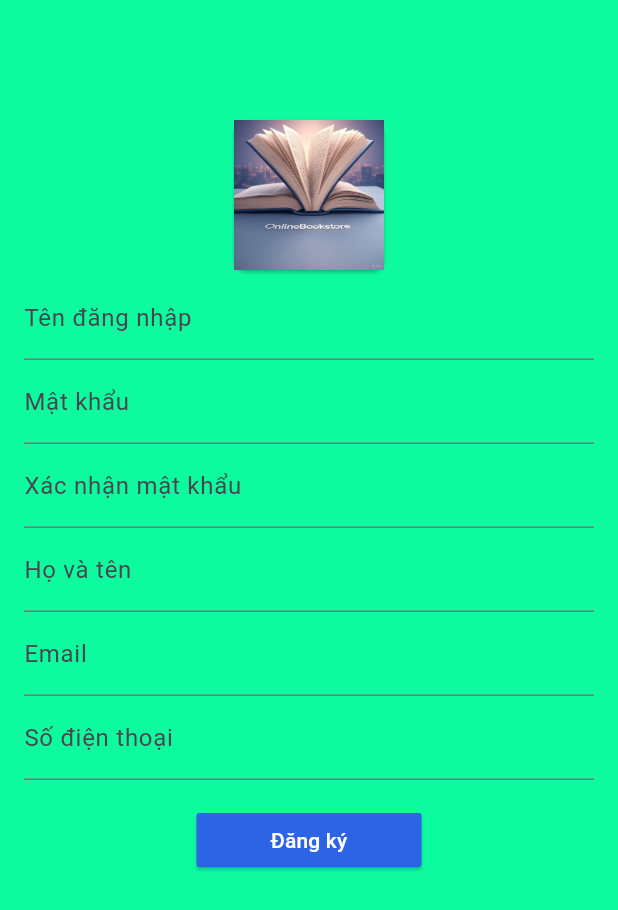
After one commit to phamdanhhuong/book_store_flutter, a Flutter app: the RegisterScreen screen opened directly, on a phone screen of 412 x 824 dp. The commit adds this screen. Shown: the top 910 px of the screen. Run offline on Flutter 3.47's test engine with Material 3 defaults, Android fonts, the phone set to English and light mode, and no system bars; our stand-ins replace shared_preferences; accounts and stored records are empty; network calls fail.

Commit message:
thêm đăng ký và kích hoạt tài khoản

```diff
--- a/lib/main.dart
+++ b/lib/main.dart
@@ -3,7 +3,6 @@ import 'package:book_store_mobile/providers/book_provider.dart';
 import 'package:book_store_mobile/providers/order_provider.dart';
 import 'package:book_store_mobile/screens/book_list_screen.dart';
 import 'package:book_store_mobile/screens/cart_screen.dart';
-import 'package:book_store_mobile/screens/filter_screen.dart';
 import 'package:book_store_mobile/screens/login_screen.dart';
 import 'package:book_store_mobile/screens/order_list_screen.dart';
 import 'package:flutter/material.dart';
--- a/lib/screens/book_detail_screen.dart
+++ b/lib/screens/book_detail_screen.dart
@@ -110,7 +110,7 @@ class _BookDetailScreenState extends State<BookDetailScreen> {
             ),
             const SizedBox(height: 20),
             Text("Mô tả:"),
-            Text(book.summary ?? "Không có mô tả"),
+            Text(book.summary),
           ],
         ),
       ),
--- /dev/null
+++ b/lib/screens/register_screen.dart
@@ -0,0 +1,134 @@
+import 'dart:convert';
+
+import 'package:book_store_mobile/config.dart';
+import 'package:book_store_mobile/screens/verify_otp_screen.dart';
+import 'package:flutter/material.dart';
+import 'package:http/http.dart' as http;
+
+class RegisterScreen extends StatefulWidget {
+  const RegisterScreen({super.key});
+
+  @override
+  _RegisterScreenState createState() => _RegisterScreenState();
+}
+
+class _RegisterScreenState extends State<RegisterScreen> {
+  final TextEditingController _username = TextEditingController();
+  final TextEditingController _password = TextEditingController();
+  final TextEditingController _confirmPassword = TextEditingController();
+  final TextEditingController _fullname = TextEditingController();
+  final TextEditingController _email = TextEditingController();
+  final TextEditingController _phone_number = TextEditingController();
+
+  final ButtonStyle buttonStyle = ElevatedButton.styleFrom(
+    foregroundColor: const Color.fromARGB(255, 255, 255, 255),
+    backgroundColor: const Color.fromARGB(246, 47, 97, 235),
+    minimumSize: Size(150, 36),
+    padding: EdgeInsets.symmetric(horizontal: 16),
+    shape: const RoundedRectangleBorder(
+      borderRadius: BorderRadius.all(Radius.circular(2)),
+    ),
+  );
+
+  void _register() async {
+    if (_password.text != _confirmPassword.text) {
+      ScaffoldMessenger.of(
+        context,
+      ).showSnackBar(const SnackBar(content: Text('Mật khẩu không khớp')));
+      return;
+    }
+
+    showDialog(
+      context: context,
+      barrierDismissible: false,
+      builder: (_) => const Center(child: CircularProgressIndicator()),
+    );
+
+    final response = await http.post(
+      Uri.parse('${AppConfig.baseUrl}/auth/register'),
+      headers: {'Content-Type': 'application/json'},
+      body: jsonEncode({
+        "username": _username.text,
+        "password": _password.text,
+        "fullname": _fullname.text,
+        "email": _email.text,
+        "phone_number": _phone_number.text,
+      }),
+    );
+
+    if (response.statusCode == 200) {
+      Navigator.push(
+        context,
+        MaterialPageRoute(builder: (context) => OtpScreen(email: _email.text)),
+      );
+    } else {
+      ScaffoldMessenger.of(context).showSnackBar(
+        SnackBar(content: Text('Đăng ký thất bại: ${response.body}')),
+      );
+    }
+  }
+
+  @override
+  Widget build(BuildContext context) {
+    return Scaffold(
+      backgroundColor: const Color.fromARGB(242, 0, 250, 154),
+      body: SingleChildScrollView(
+        child: Padding(
+          padding: const EdgeInsets.all(16.0),
+          child: Column(
+            children: [
+              const SizedBox(height: 60),
+              Center(
+                child: Card(
+                  shape: RoundedRectangleBorder(
+                    borderRadius: BorderRadius.circular(8),
+                  ),
+                  child: Image.asset(
+                    'lib/assets/images/logo.jpg',
+                    width: 100,
+                    height: 100,
+                    fit: BoxFit.cover,
+                  ),
+                ),
+              ),
+              TextField(
+                controller: _username,
+                decoration: const InputDecoration(labelText: 'Tên đăng nhập'),
+              ),
+              TextField(
+                controller: _password,
+                decoration: const InputDecoration(labelText: 'Mật khẩu'),
+                obscureText: true,
+              ),
+              TextField(
+                controller: _confirmPassword,
+                decoration: const InputDecoration(
+                  labelText: 'Xác nhận mật khẩu',
+                ),
+                obscureText: true,
+              ),
+              TextField(
+                controller: _fullname,
+                decoration: const InputDecoration(labelText: 'Họ và tên'),
+              ),
+              TextField(
+                controller: _email,
+                decoration: const InputDecoration(labelText: 'Email'),
+              ),
+              TextField(
+                controller: _phone_number,
+                decoration: const InputDecoration(labelText: 'Số điện thoại'),
+              ),
+              const SizedBox(height: 16),
+              ElevatedButton(
+                onPressed: _register,
+                child: const Text('Đăng ký'),
+                style: buttonStyle,
+              ),
+            ],
+          ),
+        ),
+      ),
+    );
+  }
+}
```
Also changed, not shown: lib/screens/login_screen.dart (+9 -1 lines), lib/screens/verify_otp_screen.dart (added, +65 -0 lines).
